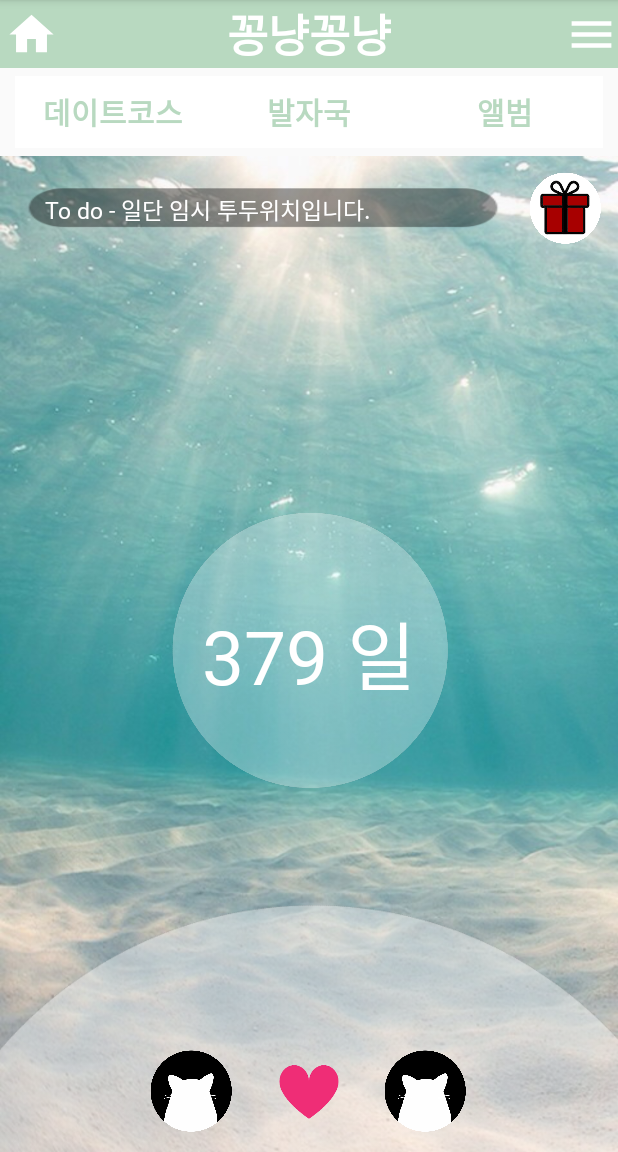
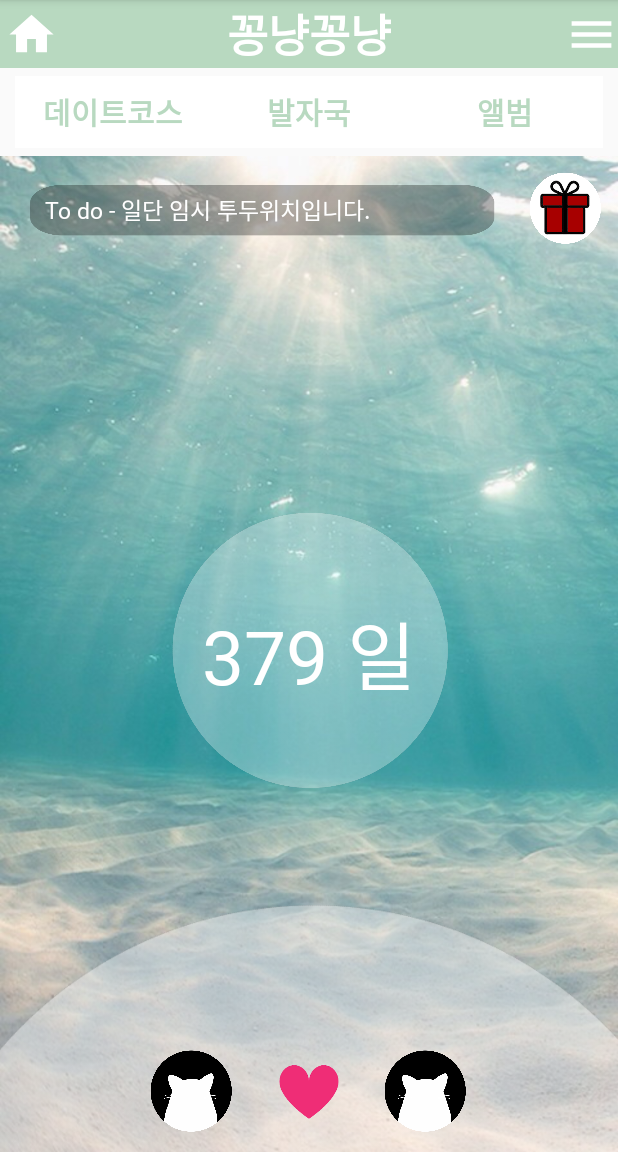
Before and after one commit to joo1yeon/Lovey-Dovey, an Android app: the screen it shows after launch (MainActivity), on a phone screen of 412 x 824 dp, the part 84-1236 px from its top. Run offline under Robolectric (Android 15) with nearby library versions, the phone set to English and light mode, and no system bars.

Commit message:
img change

```diff
--- a/app/src/main/res/layout/main.xml
+++ b/app/src/main/res/layout/main.xml
@@ -58,12 +58,12 @@
     <!--하얀배경 검은배경 고민중-->
     <ImageView
         android:id="@+id/to_Do_Ground"
-        android:layout_width="180dp"
+        android:layout_width="300dp"
         android:layout_height="60dp"
         android:layout_margin="5dp"
         android:scaleX="1.8"
 
-        android:src="@drawable/tgorund0"
+        android:src="@drawable/tdground0"
         app:layout_constraintLeft_toLeftOf="parent"
         app:layout_constraintRight_toLeftOf="@id/gift_Btn"
         app:layout_constraintTop_toTopOf="parent" />
```
Also changed, not shown: app/src/main/res/drawable/tdground0.png (added), app/src/main/res/drawable/tgorund0.png (deleted).
